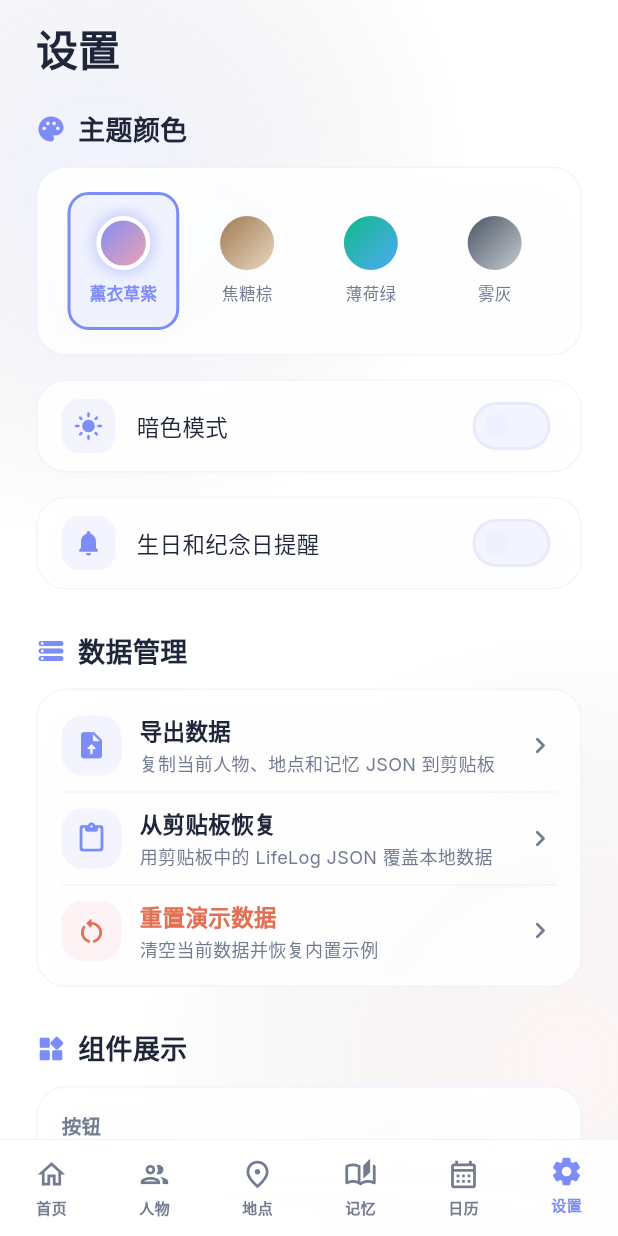
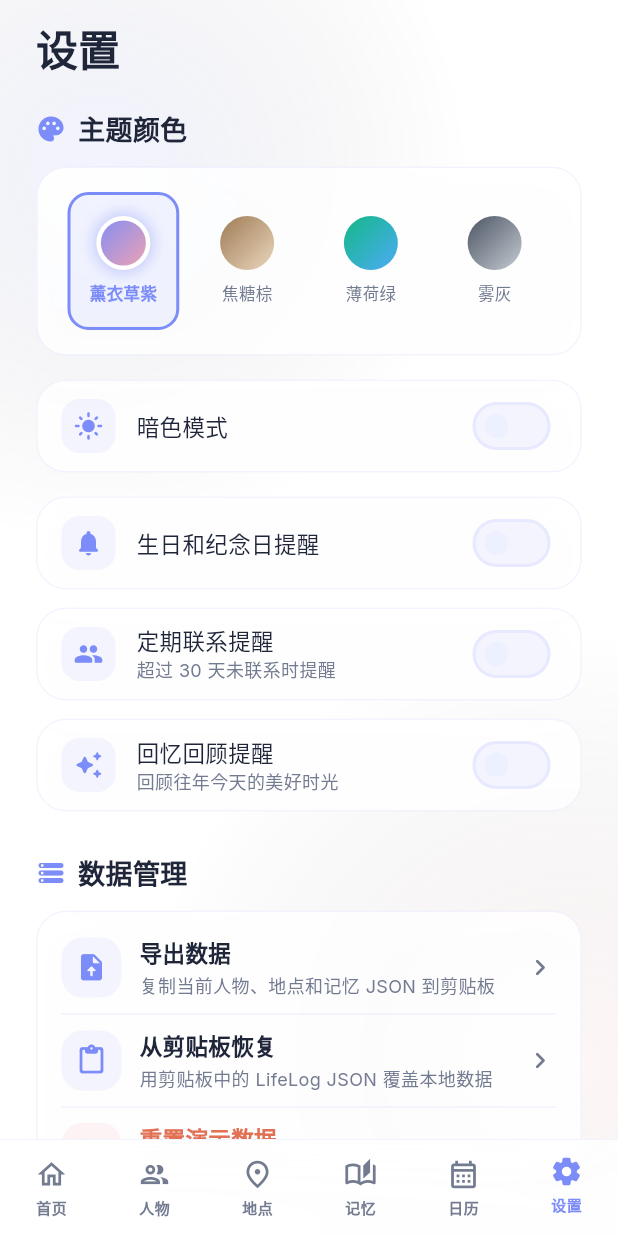
Before and after one commit to cnxin/lifelog-v2, a Flutter app: the screen it shows after launch, item 6 of the bottom bar chosen, on a phone screen of 412 x 824 dp. Run offline on Flutter 3.47's test engine with Material 3 defaults, Android fonts, the phone set to English and light mode, and no system bars; our stand-ins replace drift, flutter_image_compress, flutter_local_notifications, flutter_riverpod, go_router, google_fonts and 3 more; accounts and stored records are empty; generated files the repository leaves out were written again.

Commit message:
feat: 新增定期联系和回忆回顾提醒功能
新增功能：
- 定期联系提醒：根据最近回忆判断是否需要联系某人
- 回忆回顾提醒：展示往年今天的美好回忆
- 三种提醒独立开关，互不干扰

技术实现：
- 扩展 NotificationService 新增两种提醒调度方法
- 新增 3 个 providers 管理提醒状态
- 更新 PeopleNotifier 和 MemoriesNotifier 自动更新提醒
- 设置页面新增提醒开关和说明

文档：
- 新增 REMINDERS.md 详细说明三种提醒功能
- 更新 CHANGELOG.md 和 README.md

版本：v1.1.0

```diff
--- a/lib/pages/settings_page.dart
+++ b/lib/pages/settings_page.dart
@@ -155,6 +155,89 @@ class SettingsPage extends ConsumerWidget {
                     Switch(
                       value: ref.watch(notificationsEnabledProvider),
                       onChanged: (v) => _toggleNotifications(context, ref),
+                      activeColor: colors.primary,
+                    ),
+                  ],
+                ),
+              ),
+              const SizedBox(height: 12),
+
+              // 定期联系提醒
+              GlassCard(
+                colors: colors,
+                padding: const EdgeInsets.symmetric(horizontal: 16, vertical: 6),
+                onTap: () => _toggleContactReminders(context, ref),
+                child: Row(
+                  children: [
+                    Container(
+                      width: 36,
+                      height: 36,
+                      decoration: BoxDecoration(
+                        color: colors.softPurple,
+                        borderRadius: BorderRadius.circular(12),
+                      ),
+                      child: Icon(
+                        Icons.people_rounded,
+                        size: 20,
+                        color: colors.primary,
+                      ),
+                    ),
+                    const SizedBox(width: 14),
+                    Expanded(
+                      child: Column(
+                        crossAxisAlignment: CrossAxisAlignment.start,
+                        children: [
+                          Text('定期联系提醒', style: TextStyle(fontSize: 15, fontWeight: FontWeight.w500, color: colors.textMain)),
+                          Text(
+                            '超过 ${ref.watch(contactIntervalDaysProvider)} 天未联系时提醒',
+                            style: TextStyle(fontSize: 12, color: colors.textSub),
+                          ),
+                        ],
+                      ),
+                    ),
+                    Switch(
+                      value: ref.watch(contactRemindersEnabledProvider),
+                      onChanged: (v) => _toggleContactReminders(context, ref),
+                      activeColor: colors.primary,
+                    ),
+                  ],
+                ),
+              ),
+              const SizedBox(height: 12),
+
+              // 回忆回顾提醒
+              GlassCard(
+                colors: colors,
+                padding: const EdgeInsets.symmetric(horizontal: 16, vertical: 6),
+                onTap: () => _toggleMemoryReviewReminders(context, ref),
+                child: Row(
+                  children: [
+                    Container(
+                      width: 36,
+                      height: 36,
+                      decoration: BoxDecoration(
+                        color: colors.softPurple,
+                        borderRadius: BorderRadius.circular(12),
+                      ),
+                      child: Icon(
+                        Icons.auto_awesome_rounded,
+                        size: 20,
+                        color: colors.primary,
+                      ),
+                    ),
+                    const SizedBox(width: 14),
+                    Expanded(
+                      child: Column(
+                        crossAxisAlignment: CrossAxisAlignment.start,
+                        children: [
+                          Text('回忆回顾提醒', style: TextStyle(fontSize: 15, fontWeight: FontWeight.w500, color: colors.textMain)),
+                          Text('回顾往年今天的美好时光', style: TextStyle(fontSize: 12, color: colors.textSub)),
+                        ],
+                      ),
+                    ),
+                    Switch(
+                      value: ref.watch(memoryReviewRemindersEnabledProvider),
+                      onChanged: (v) => _toggleMemoryReviewReminders(context, ref),
                       activeColor: colors.primary,
                     ),
                   ],
@@ -389,6 +472,46 @@ class SettingsPage extends ConsumerWidget {
       if (context.mounted) _showMessage(context, '已关闭提醒');
     }
   }
+
+  Future<void> _toggleContactReminders(BuildContext context, WidgetRef ref) async {
+    final current = ref.read(contactRemindersEnabledProvider);
+
+    if (!current) {
+      final granted = await NotificationService().requestPermissions();
+      if (!granted) {
+        if (context.mounted) _showMessage(context, '通知权限未授予');
+        return;
+      }
+      ref.read(contactRemindersEnabledProvider.notifier).state = true;
+      final people = ref.read(peopleProvider).valueOrNull ?? [];
+      final memories = ref.read(memoriesProvider).valueOrNull ?? [];
+      final intervalDays = ref.read(contactIntervalDaysProvider);
+      await NotificationService().scheduleContactReminders(people, memories, intervalDays);
+      if (context.mounted) _showMessage(context, '已开启定期联系提醒');
+    } else {
+      ref.read(contactRemindersEnabledProvider.notifier).state = false;
+      if (context.mounted) _showMessage(context, '已关闭定期联系提醒');
+    }
+  }
+
+  Future<void> _toggleMemoryReviewReminders(BuildContext context, WidgetRef ref) async {
+    final current = ref.read(memoryReviewRemindersEnabledProvider);
+
+    if (!current) {
+      final granted = await NotificationService().requestPermissions();
+      if (!granted) {
+        if (context.mounted) _showMessage(context, '通知权限未授予');
+        return;
+      }
+      ref.read(memoryReviewRemindersEnabledProvider.notifier).state = true;
+      final memories = ref.read(memoriesProvider).valueOrNull ?? [];
+      await NotificationService().scheduleMemoryReviewReminders(memories);
+      if (context.mounted) _showMessage(context, '已开启回忆回顾提醒');
+    } else {
+      ref.read(memoryReviewRemindersEnabledProvider.notifier).state = false;
+      if (context.mounted) _showMessage(context, '已关闭回忆回顾提醒');
+    }
+  }
 }
 
 class _DataActionTile extends StatelessWidget {
```
Also changed, not shown: lib/providers/providers.dart (+25 -0 lines), lib/services/notification_service.dart (+115 -0 lines), 3 other files.
